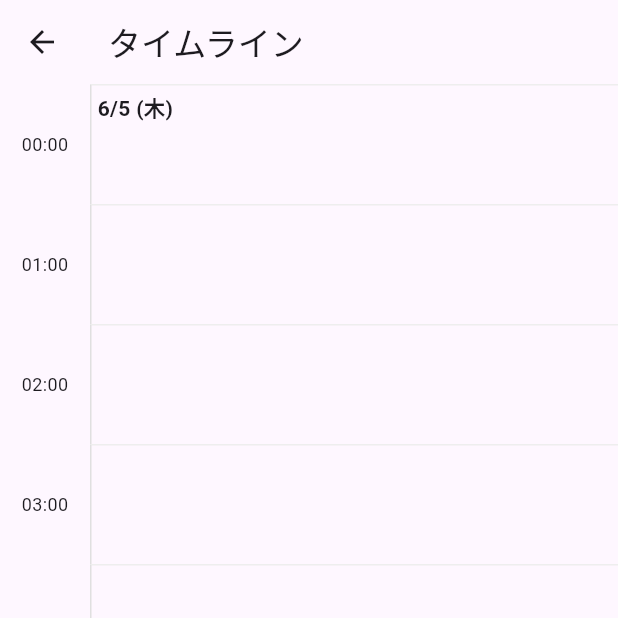
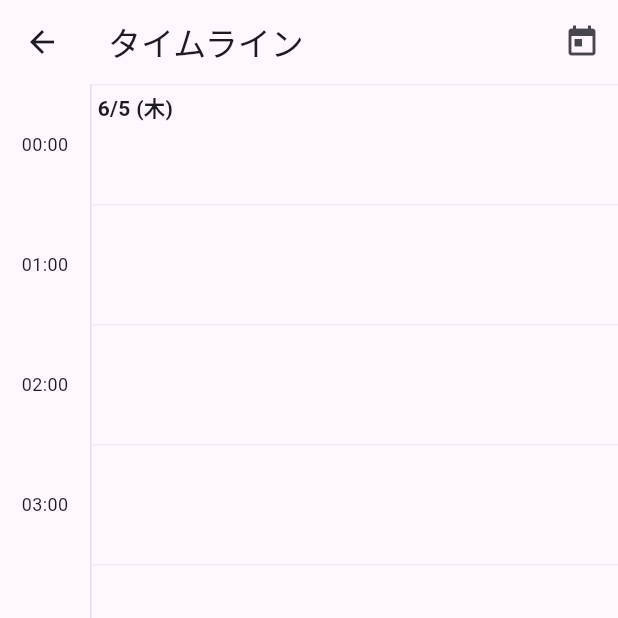
Before and after one commit to otonasi-muonn/schedule-share-app, a Flutter app: the screen it shows once a user with an empty profile is signed in, after a tap on the "timeline" icon, on a phone screen of 412 x 824 dp, the top half of it. Run offline on Flutter 3.47's test engine with Material 3 defaults, Android fonts, the phone set to English and light mode, and no system bars; our stand-ins replace cloud_firestore, firebase_auth, firebase_core, table_calendar; accounts and stored records are empty.

Commit message:
feat(schedule)!: 個人スケジュール機能とタイムラインビューの全機能を実装し安定化

```diff
--- a/lib/presentation/timeline_view/timeline_view_screen.dart
+++ b/lib/presentation/timeline_view/timeline_view_screen.dart
@@ -40,6 +40,7 @@ class _TimelineViewScreenState extends State<TimelineViewScreen> {
   final int _totalDays = 61; // 約2ヶ月分
   late final DateTime _startDate;
   late final int _initialDayIndex;
+  Timer? _currentTimeTimer;
 
   @override
   void initState() {
@@ -47,10 +48,18 @@ class _TimelineViewScreenState extends State<TimelineViewScreen> {
     _initialDayIndex = _totalDays ~/ 2;
     _startDate = DateUtils.dateOnly(widget.initialDate).subtract(Duration(days: _initialDayIndex));
 
+    // 初期位置へのスクロール
     Timer(const Duration(milliseconds: 100), () {
       if (mounted && _scrollController.hasClients) {
         final initialOffset = (_initialDayIndex * _hourHeight * 24) + (_hourHeight * 7); // 朝7時あたりにスクロール
         _scrollController.jumpTo(initialOffset);
+      }
+    });
+
+    // 現在時刻のインジケーターを1分ごとに更新
+    _currentTimeTimer = Timer.periodic(const Duration(minutes: 1), (timer) {
+      if (mounted) {
+        setState(() {});
       }
     });
   }
@@ -58,6 +67,7 @@ class _TimelineViewScreenState extends State<TimelineViewScreen> {
   @override
   void dispose() {
     _scrollController.dispose();
+    _currentTimeTimer?.cancel();
     super.dispose();
   }
 
@@ -65,7 +75,27 @@ class _TimelineViewScreenState extends State<TimelineViewScreen> {
   Widget build(BuildContext context) {
     final user = FirebaseAuth.instance.currentUser;
     return Scaffold(
-      appBar: AppBar(title: const Text('タイムライン')),
+      appBar: AppBar(
+        title: const Text('タイムライン'),
+        actions: [
+          IconButton(
+            icon: const Icon(Icons.today),
+            tooltip: '今日に移動',
+            onPressed: () {
+              final now = DateTime.now();
+              final todayIndex = DateUtils.dateOnly(now).difference(_startDate).inDays;
+              if (todayIndex >= 0 && todayIndex < _totalDays) {
+                final targetOffset = (todayIndex * _hourHeight * 24) + (_hourHeight * now.hour);
+                _scrollController.animateTo(
+                  targetOffset,
+                  duration: const Duration(milliseconds: 500),
+                  curve: Curves.easeOut,
+                );
+              }
+            },
+          ),
+        ],
+      ),
       body: StreamBuilder<QuerySnapshot>(
         stream: FirebaseFirestore.instance
             .collection('schedules')
@@ -80,37 +110,25 @@ class _TimelineViewScreenState extends State<TimelineViewScreen> {
           if (snapshot.hasError) {
             return Center(child: Text('エラー: ${snapshot.error}'));
           }
+
           final allDocs = snapshot.data?.docs ?? [];
-          // Firestoreの複合インデックス設定を不要にするため、クライアントサイドでソートする
+          // クライアントサイドでソート
           allDocs.sort((a, b) {
             final aTime = (a.data() as Map<String, dynamic>)['startTime'] as Timestamp;
             final bTime = (b.data() as Map<String, dynamic>)['startTime'] as Timestamp;
             return aTime.compareTo(bTime);
           });
+
           final allRenderableEvents = _calculateLayout(allDocs);
-          final scheduleAreaWidth = MediaQuery.of(context).size.width - 60;
-          final eventWidgets = _buildEventWidgets(allRenderableEvents, scheduleAreaWidth);
 
-          return Stack(
-            children: [
-              _buildBackgroundGrid(),
-              // AnimatedBuilderを使ってスクロール位置を監視し、イベントブロックを追従させる
-              AnimatedBuilder(
-                animation: _scrollController,
-                // 予定ブロックは再ビルドせず、childとして渡す
-                child: Stack(children: eventWidgets),
-                builder: (context, child) {
-                  // Transform.translateで、スクロールした分だけイベントブロック全体を上に移動させる
-                  return Transform.translate(
-                    offset: Offset(0, -(_scrollController.hasClients ? _scrollController.offset : 0.0)),
-                    child: Stack(
-                      children: [
-                        child!, // 再利用する予定ブロック
-                        _buildCurrentTimeIndicator(),
-                      ],
+          return CustomScrollView(
+            controller: _scrollController,
+            slivers: [
+              SliverList(
+                delegate: SliverChildBuilderDelegate(
+                  (context, index) => _buildTimeSlot(index, allRenderableEvents),
+                  childCount: _totalDays * 24,
                 ),
-                  );
-                },
               ),
             ],
           );
@@ -119,7 +137,11 @@ class _TimelineViewScreenState extends State<TimelineViewScreen> {
       floatingActionButton: FloatingActionButton(
         onPressed: () {
           final targetOffset = (_initialDayIndex * _hourHeight * 24) + (_hourHeight * 7);
-          _scrollController.animateTo(targetOffset, duration: const Duration(milliseconds: 500), curve: Curves.easeOut);
+          _scrollController.animateTo(
+            targetOffset,
+            duration: const Duration(milliseconds: 500),
+            curve: Curves.easeOut,
+          );
         },
         tooltip: '指定日に移動',
         child: const Icon(Icons.center_focus_strong),
@@ -127,142 +149,241 @@ class _TimelineViewScreenState extends State<TimelineViewScreen> {
     );
   }
 
-  Widget _buildBackgroundGrid() {
-    return ListView.builder(
-      controller: _scrollController,
-      itemCount: _totalDays * 24,
-      itemExtent: _hourHeight,
-      itemBuilder: (context, index) {
+  Widget _buildTimeSlot(int index, List<RenderableEvent> allRenderableEvents) {
     final dayIndex = index ~/ 24;
     final hour = index % 24;
     final day = _startDate.add(Duration(days: dayIndex));
+    final slotStart = DateTime(day.year, day.month, day.day, hour);
+    final slotEnd = slotStart.add(const Duration(hours: 1));
 
-        return Row(
+    // この時間スロットに表示すべきイベントを取得
+    final eventsInSlot = allRenderableEvents.where((event) {
+      return event.displayStart.isBefore(slotEnd) && event.displayEnd.isAfter(slotStart);
+    }).toList();
+
+    return Container(
+      height: _hourHeight,
+      child: Row(
         children: [
+          // 時間ラベル
           SizedBox(
             width: 60,
-              height: _hourHeight,
             child: Center(
-                child: Text('${hour.toString().padLeft(2, '0')}:00', style: const TextStyle(fontSize: 12)),
+              child: Text(
+                '${hour.toString().padLeft(2, '0')}:00',
+                style: const TextStyle(fontSize: 12),
               ),
             ),
+          ),
+          // メインエリア
           Expanded(
-              child: Container(
-                decoration: BoxDecoration(border: Border(top: BorderSide(color: Colors.grey.shade200), left: BorderSide(color: Colors.grey.shade300))),
+            child: Stack(
+              children: [
+                // 背景
+                Container(
+                  decoration: BoxDecoration(
+                    border: Border(
+                      top: BorderSide(color: Colors.grey.shade200),
+                      left: BorderSide(color: Colors.grey.shade300),
+                    ),
+                  ),
                   child: hour == 0
                       ? Align(
                           alignment: Alignment.topLeft,
                           child: Padding(
                             padding: const EdgeInsets.all(4.0),
-                          child: Text('${day.month}/${day.day} (${DateFormat.E('ja').format(day)})',
-                            style: TextStyle(fontWeight: FontWeight.bold, color: DateUtils.isSameDay(day, widget.initialDate) ? Colors.deepPurple : null),
+                            child: Text(
+                              '${day.month}/${day.day} (${DateFormat.E('ja').format(day)})',
+                              style: TextStyle(
+                                fontWeight: FontWeight.bold,
+                                color: DateUtils.isSameDay(day, widget.initialDate)
+                                    ? Colors.deepPurple
+                                    : null,
+                              ),
                             ),
                           ),
                         )
                       : null,
                 ),
+                // 現在時刻のインジケーター
+                ..._buildCurrentTimeIndicator(slotStart, slotEnd),
+                // イベントブロック
+                ...eventsInSlot.map((event) => _buildEventBlock(event, slotStart, slotEnd)),
+              ],
+            ),
           ),
         ],
+      ),
     );
+  }
+
+  List<Widget> _buildCurrentTimeIndicator(DateTime slotStart, DateTime slotEnd) {
+    final now = DateTime.now();
+    if (now.isBefore(slotStart) || now.isAfter(slotEnd)) {
+      return [];
+    }
+
+    final minutesFromSlotStart = now.difference(slotStart).inMinutes;
+    final topOffset = (minutesFromSlotStart / 60.0) * _hourHeight;
+
+    return [
+      Positioned(
+        top: topOffset,
+        left: -8,
+        right: 0,
+        child: Row(
+          children: [
+            Icon(Icons.circle, color: Colors.red[700], size: 12),
+            Expanded(
+              child: Container(
+                height: 2,
+                color: Colors.red[700],
+              ),
+            ),
+          ],
+        ),
+      ),
+    ];
+  }
+
+  Widget _buildEventBlock(RenderableEvent event, DateTime slotStart, DateTime slotEnd) {
+    final data = event.doc.data() as Map<String, dynamic>;
+    final eventStart = event.displayStart.isAfter(slotStart) ? event.displayStart : slotStart;
+    final eventEnd = event.displayEnd.isBefore(slotEnd) ? event.displayEnd : slotEnd;
+
+    final topOffset = eventStart.difference(slotStart).inMinutes / 60.0 * _hourHeight;
+    final height = eventEnd.difference(eventStart).inMinutes / 60.0 * _hourHeight;
+
+    if (height <= 0) return const SizedBox.shrink();
+
+    final availableWidth = MediaQuery.of(context).size.width - 60;
+    final columnWidth = availableWidth / event.totalColumns;
+    final leftOffset = event.column * columnWidth;
+
+    return Positioned(
+      top: topOffset,
+      left: leftOffset,
+      width: columnWidth,
+      height: height,
+      child: GestureDetector(
+        onTap: () {
+          showScheduleDialog(context, scheduleDoc: event.doc);
         },
+        child: Container(
+          padding: const EdgeInsets.all(4),
+          margin: const EdgeInsets.symmetric(horizontal: 2),
+          decoration: BoxDecoration(
+            color: Colors.blue.withAlpha(200),
+            borderRadius: BorderRadius.circular(4),
+          ),
+          child: Column(
+            crossAxisAlignment: CrossAxisAlignment.start,
+            children: [
+              Text(
+                data['title'] ?? '',
+                style: const TextStyle(
+                  color: Colors.white,
+                  fontSize: 12,
+                  fontWeight: FontWeight.bold,
+                ),
+                overflow: TextOverflow.ellipsis,
+              ),
+              if (height > 30) // 高さが十分にある場合のみ時間を表示
+                Text(
+                  '${DateFormat.Hm().format(event.displayStart)} - ${DateFormat.Hm().format(event.displayEnd)}',
+                  style: const TextStyle(
+                    color: Colors.white,
+                    fontSize: 10,
+                  ),
+                  overflow: TextOverflow.ellipsis,
+                ),
+            ],
+          ),
+        ),
+      ),
     );
   }
 
   List<RenderableEvent> _calculateLayout(List<QueryDocumentSnapshot> allDocs) {
     List<RenderableEvent> renderableEvents = [];
+
     for (final doc in allDocs) {
       final data = doc.data() as Map<String, dynamic>;
       final start = (data['startTime'] as Timestamp).toDate();
       final end = (data['endTime'] as Timestamp).toDate();
+      final isAllDay = data['isAllDay'] as bool? ?? false;
 
-      // 開始時刻と終了時刻が同じ（終了時刻未設定や終日イベント）の場合、最低30分の高さで表示
+      // 終日イベントの場合
+      if (isAllDay) {
+        final dayStart = DateTime(start.year, start.month, start.day);
+        final dayEnd = DateTime(start.year, start.month, start.day, 23, 59, 59);
+        renderableEvents.add(RenderableEvent(
+          doc: doc,
+          displayStart: dayStart,
+          displayEnd: dayEnd,
+        ));
+        continue;
+      }
+
+      // 開始時刻と終了時刻が同じ場合、最低30分の高さで表示
       if (start.isAtSameMomentAs(end)) {
-        renderableEvents.add(RenderableEvent(doc: doc, displayStart: start, displayEnd: end.add(const Duration(minutes: 30))));
-      } else {
+        renderableEvents.add(RenderableEvent(
+          doc: doc,
+          displayStart: start,
+          displayEnd: start.add(const Duration(minutes: 30)),
+        ));
+        continue;
+      }
+
       // 日をまたぐイベントを日ごとに分割
       var current = start;
       while (current.isBefore(end)) {
-          final endOfCurrentDay = DateUtils.dateOnly(current).add(const Duration(days: 1));
+        final endOfCurrentDay = DateTime(current.year, current.month, current.day, 23, 59, 59);
         final blockEnd = end.isBefore(endOfCurrentDay) ? end : endOfCurrentDay;
-          renderableEvents.add(RenderableEvent(doc: doc, displayStart: current, displayEnd: blockEnd));
-          current = endOfCurrentDay;
-        }
+
+        renderableEvents.add(RenderableEvent(
+          doc: doc,
+          displayStart: current,
+          displayEnd: blockEnd,
+        ));
+
+        current = DateTime(current.year, current.month, current.day).add(const Duration(days: 1));
       }
     }
 
+    // 日ごとにグループ化してレイアウトを計算
     final groupedByDay = groupBy(renderableEvents, (e) => DateUtils.dateOnly(e.displayStart));
+
     groupedByDay.forEach((day, eventsOnDay) {
       eventsOnDay.sort((a, b) => a.displayStart.compareTo(b.displayStart));
+
       final List<List<RenderableEvent>> columns = [];
+
       for (final event in eventsOnDay) {
         bool placed = false;
+
         for (final col in columns) {
           if (!col.last.displayEnd.isAfter(event.displayStart)) {
-            col.add(event); placed = true; break;
+            col.add(event);
+            placed = true;
+            break;
           }
         }
-        if (!placed) { columns.add([event]); }
+
+        if (!placed) {
+          columns.add([event]);
         }
-      for(int i = 0; i < columns.length; i++) {
-        for(final event in columns[i]) {
+      }
+
+      // 各イベントのカラム情報を設定
+      for (int i = 0; i < columns.length; i++) {
+        for (final event in columns[i]) {
           event.column = i;
           event.totalColumns = columns.length;
         }
       }
     });
+
     return renderableEvents;
   }
-
-  double _calculateTopOffset(DateTime time) {
-    return (time.hour + time.minute / 60.0) * _hourHeight;
 }
-
-  List<Widget> _buildEventWidgets(List<RenderableEvent> renderableEvents, double scheduleAreaWidth) {
-    return renderableEvents.map((event) {
-      final data = event.doc.data() as Map<String, dynamic>;
-      final dayOfEvent = DateUtils.dateOnly(event.displayStart);
-      final dayIndex = dayOfEvent.difference(_startDate).inDays;
-      if (dayIndex < 0) return const SizedBox.shrink();
-
-      final top = (dayIndex * _hourHeight * 24) + _calculateTopOffset(event.displayStart);
-      final height = event.displayEnd.difference(event.displayStart).inMinutes / 60.0 * _hourHeight;
-
-      final columnWidth = scheduleAreaWidth / event.totalColumns;
-      final left = 60 + (event.column * columnWidth);
-
-      return Positioned(
-        top: top, left: left, width: columnWidth, height: height,
-        child: GestureDetector(
-          onTap: () {
-            showScheduleDialog(context, scheduleDoc: event.doc);
-          },
-          child: Container(
-            padding: const EdgeInsets.all(4), margin: const EdgeInsets.symmetric(horizontal: 2),
-            decoration: BoxDecoration(color: Colors.blue.withAlpha(200), borderRadius: BorderRadius.circular(4)),
-            child: Text(data['title'], style: const TextStyle(color: Colors.white, fontSize: 12), overflow: TextOverflow.ellipsis),
-          ),
-        ),
-      );
-    }).toList();
-  }
-
-  Widget _buildCurrentTimeIndicator() {
-    final now = DateTime.now();
-    final dayIndex = DateUtils.dateOnly(now).difference(_startDate).inDays;
-    if (dayIndex < 0 || dayIndex >= _totalDays) return const SizedBox.shrink();
-
-    final top = (dayIndex * _hourHeight * 24) + _calculateTopOffset(now);
-
-    return Positioned(
-      top: top, left: 60 - 8, right: 0,
-      child: IgnorePointer(
-        child: Row(
-          children: [
-            Icon(Icons.circle, color: Colors.red[700], size: 12),
-            Expanded(child: Container(height: 2, color: Colors.red[700])),
-          ],
-        ),
-      ),
-    );
-  }
-}
--- a/pubspec.yaml
+++ b/pubspec.yaml
@@ -19,7 +19,6 @@ dependencies:
 
   # Calendar UI & Helpers
   table_calendar: ^3.1.2
-  linked_scroll_controller: ^0.2.0 # スクロール同期に必須
   collection: ^1.18.0             # データ処理に必須
   intl: ^0.20.2                   # 日付フォーマットに必須
 
```
Also changed, not shown: lib/firebase_options.dart, pubspec.lock. Lines whose indentation alone changed are shown as unchanged.
